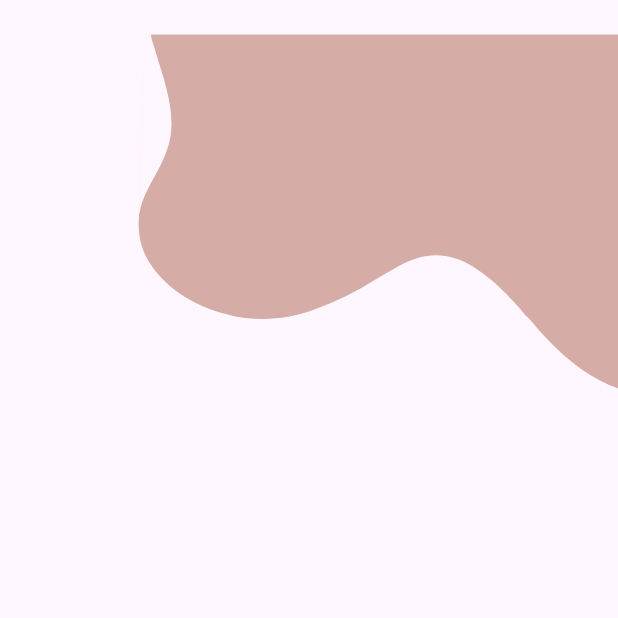
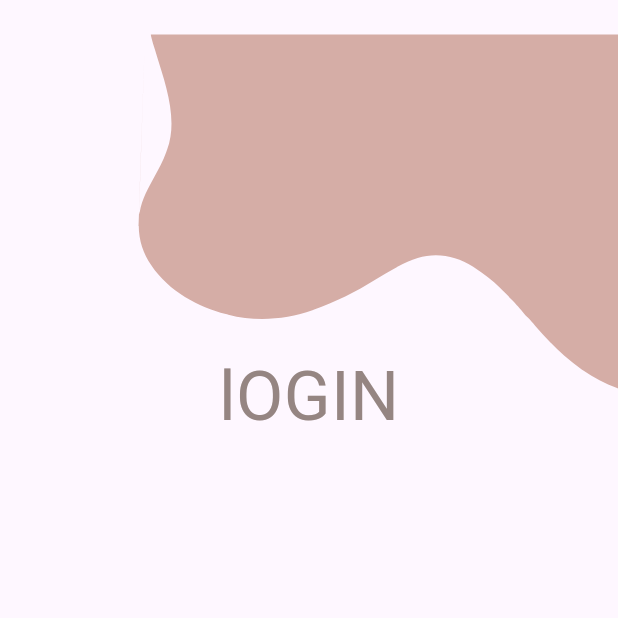
Before and after one commit to Ar-babari/bookbloomApp, a Flutter app: the Loginscreen screen opened directly, on a phone screen of 412 x 824 dp, the top half of it. Run offline on Flutter 3.47's test engine with Material 3 defaults, Android fonts, the light colour scheme and no system bars; Roboto replaces fonts that are missing (DMSans).

Commit message:
Update LoginScreen.dart

```diff
--- a/lib/LoginScreen.dart
+++ b/lib/LoginScreen.dart
@@ -1,5 +1,38 @@
-import 'package:bookbloom/ShapesClasses/LoginShape.dart';
 import 'package:flutter/material.dart';
+import 'package:bookbloom/BaseClasses/ColorClass.dart'; // استيراد ColorClass
+import 'package:bookbloom/BaseClasses/TextClass.dart'; // استيراد TextClass
+import 'package:bookbloom/ShapesClasses/LoginShape.dart'; // استيراد LoginShape
+
+class TextStyles {
+  //Welcome to .. End
+  static const FirstBig = TextStyle(
+    fontSize: 94.6,
+    fontWeight: FontWeight.bold,
+    fontFamily: 'Roboto',
+    color: Colorclass.brown,
+  );
+  //BookBloom
+  static const FirstBig2 = TextStyle(
+    fontSize: 94.6,
+    fontWeight: FontWeight.bold,
+    fontFamily: 'Roboto',
+    color: Colorclass.dustyPink,
+  );
+
+  static const FirstMed = TextStyle(
+    fontSize: 45.9,
+    fontWeight: FontWeight.normal,
+    fontFamily: 'DMSans',
+    color: Colorclass.gbrown,
+  );
+
+  static const inButton = TextStyle(
+    fontSize: 45.9,
+    fontWeight: FontWeight.normal,
+    fontFamily: 'DMSans',
+    color: Colorclass.gbrown,
+  );
+}
 
 class Loginscreen extends StatelessWidget {
   const Loginscreen({super.key});
@@ -11,12 +44,17 @@ class Loginscreen extends StatelessWidget {
         child: Column(
           children: [
             Transform.translate(
-              offset: const Offset(40, 30), //المسافات
+              offset: const Offset(40, 30), // المسافات
               child: CustomPaint(
                 // رسمة login
                 size: const Size(307, 231),
                 painter: RPSSCustomPainter(),
               ),
+            ),
+            // استدعاء الكلمة "LOGIN" من Textclass واستخدام النمط FirstMed من TextStyles
+            Text(
+              Textclass.Login, // استخدام Login من Textclass
+              style: TextStyles.FirstMed, // استخدام FirstMed من TextStyles
             ),
           ],
         ),
```
